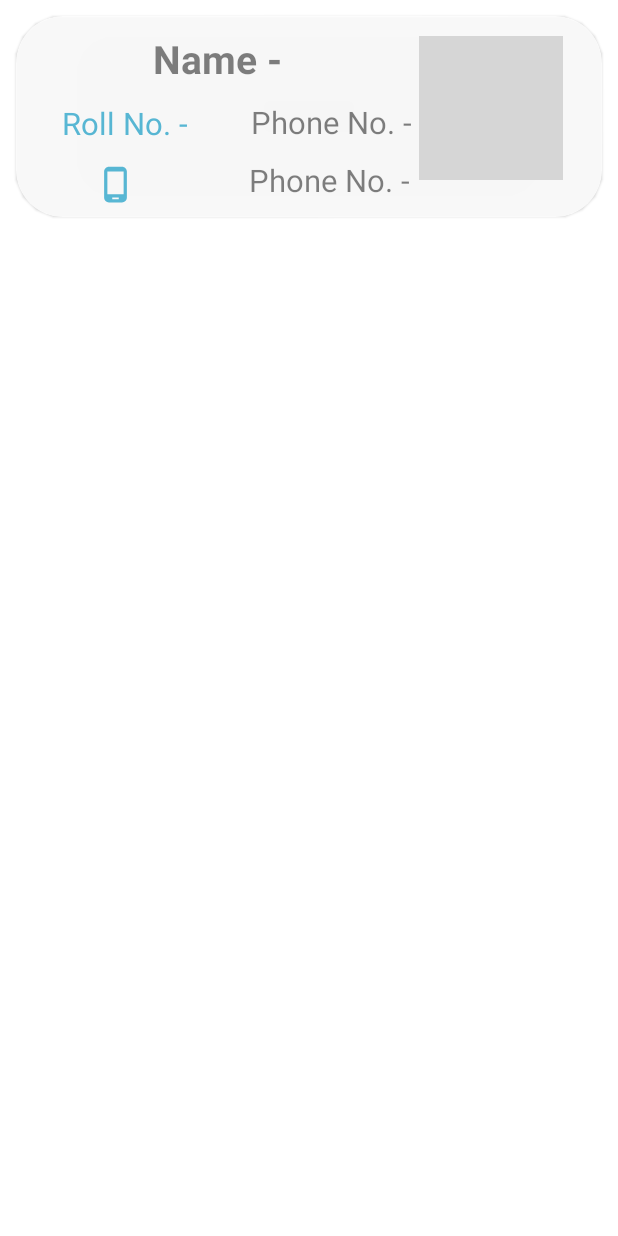
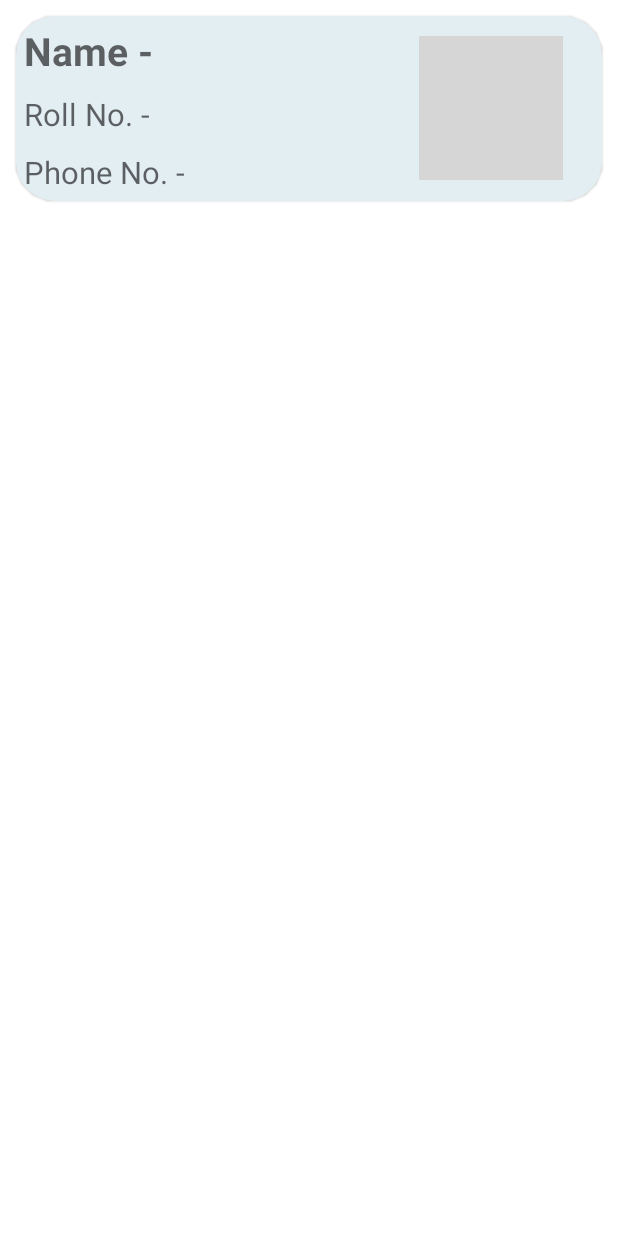
Before and after one commit to ghanghasmukul/Student_Diary, an Android app: the layout rv_item.xml on its own in the app's theme, with its tools: preview values and no code run, on a phone screen of 412 x 824 dp. Run offline under Robolectric (Android 15) with nearby library versions, the phone set to English and light mode, and no system bars; grey boxes are pictures that could not be loaded.

```diff
--- a/app/src/main/java/com/example/studentdiary/roomdatabase/StudentRepository.kt
+++ b/app/src/main/java/com/example/studentdiary/roomdatabase/StudentRepository.kt
@@ -33,6 +33,12 @@ class StudentRepository {
               studentDatabase1?.studentDao()?.delete(studentDetails)
           }
         }
+        fun update(context: Context,studentDetails: StudentDetails){
+            studentDatabase1 = intialiseDB(context)
+            CoroutineScope(IO).launch{
+            studentDatabase1!!.studentDao().update(studentDetails)
+        }
+        }
 
     }
 }
--- a/app/src/main/java/com/example/studentdiary/roomdatabase/StudentViewModel.kt
+++ b/app/src/main/java/com/example/studentdiary/roomdatabase/StudentViewModel.kt
@@ -19,4 +19,7 @@ class StudentViewModel :ViewModel() {
       StudentRepository.delete(context,studentDetails)
 
     }
+    fun update(context: Context,studentDetails: StudentDetails){
+        StudentRepository.update(context,studentDetails)
+    }
 }
--- a/app/src/main/java/com/example/studentdiary/ui/view_records/ViewRecordsViewModel.kt
+++ b/app/src/main/java/com/example/studentdiary/ui/view_records/ViewRecordsViewModel.kt
@@ -6,9 +6,6 @@ import androidx.lifecycle.ViewModel
 
 class ViewRecordsViewModel : ViewModel() {
 
-    private val getData  = MutableLiveData<String>().apply {
-
-    }
 
     private val _text = MutableLiveData<String>().apply {
         value = "This is View Records Fragment"
--- a/app/src/main/res/layout/activity_bottom_navigation.xml
+++ b/app/src/main/res/layout/activity_bottom_navigation.xml
@@ -27,6 +27,7 @@
         app:layout_constraintLeft_toLeftOf="parent"
         app:layout_constraintRight_toRightOf="parent"
         app:layout_constraintTop_toTopOf="parent"
-        app:navGraph="@navigation/mobile_navigation" />
+        app:navGraph="@navigation/mobile_navigation"
+        />
 
 </androidx.constraintlayout.widget.ConstraintLayout>
--- a/app/src/main/res/layout/fragment_view_records.xml
+++ b/app/src/main/res/layout/fragment_view_records.xml
@@ -12,7 +12,6 @@
         android:layout_height="match_parent"
         app:layout_constraintBottom_toBottomOf="parent"
         app:layout_constraintEnd_toEndOf="parent"
-        app:layout_constraintHorizontal_bias="1.0"
         app:layout_constraintStart_toStartOf="parent"
         app:layout_constraintTop_toTopOf="parent"
         tools:listitem="@layout/rv_item" />
--- a/app/src/main/res/layout/rv_item.xml
+++ b/app/src/main/res/layout/rv_item.xml
@@ -5,22 +5,25 @@
     android:layout_width="match_parent"
     android:layout_height="wrap_content"
     android:layout_margin="@dimen/_8sdp"
-    android:backgroundTint="@color/white"
-    android:alpha="0.8"
-    android:elevation="@dimen/_24ssp"
-    app:cardCornerRadius="@dimen/_24ssp">
-
+    android:backgroundTint="#E3EEF3"
+    android:elevation="@dimen/_20ssp"
+    app:cardCornerRadius="@dimen/_20ssp">
 <androidx.constraintlayout.widget.ConstraintLayout
     android:layout_width="match_parent"
     android:layout_height="match_parent">
+
+    <TableLayout
+        android:layout_width="match_parent"
+        android:layout_height="match_parent"
+        app:layout_constraintStart_toStartOf="parent"
+        app:layout_constraintTop_toTopOf="parent">
 
         <TextView
             android:id="@+id/tvName"
             android:layout_width="wrap_content"
             android:layout_height="wrap_content"
-            android:layout_margin="@dimen/_8sdp"
+            android:layout_margin="@dimen/_4sdp"
             android:hint="@string/name"
-            android:textColor="#05437c"
             android:textSize="@dimen/_20ssp"
             android:textStyle="bold"
             app:layout_constraintEnd_toStartOf="@+id/textViewOptions"
@@ -31,50 +34,21 @@
             android:id="@+id/tvRoll"
             android:layout_width="wrap_content"
             android:layout_height="wrap_content"
-            android:layout_margin="@dimen/_8sdp"
-            android:layout_marginTop="8dp"
-            android:textColor="#38aed2"
+            android:layout_margin="@dimen/_4sdp"
+            android:hint="@string/roll_no"
             android:textSize="@dimen/_16ssp"
-            android:hint="@string/phone_no"
             app:layout_constraintEnd_toEndOf="parent"
             app:layout_constraintHorizontal_bias="0.212"
             app:layout_constraintStart_toEndOf="@+id/textView"
             app:layout_constraintTop_toBottomOf="@+id/tvName" />
 
-        <TextView
-            android:id="@+id/textView"
-            android:layout_width="wrap_content"
-            android:layout_height="wrap_content"
-            android:layout_marginTop="36dp"
-            android:text="@string/roll_no"
-            android:textColor="#38aed2"
-            android:textSize="@dimen/_16ssp"
-            app:layout_constraintBottom_toTopOf="@+id/imageView"
-            app:layout_constraintEnd_toEndOf="parent"
-            app:layout_constraintHorizontal_bias="0.1"
-            app:layout_constraintStart_toStartOf="parent"
-            app:layout_constraintTop_toTopOf="parent"
-            app:layout_constraintVertical_bias="0.606" />
-
-        <ImageView
-            android:id="@+id/imageView"
-            android:layout_width="26dp"
-            android:layout_height="27dp"
-            android:layout_marginBottom="8dp"
-            android:src="@drawable/ic_outline_phone_android_24"
-            app:layout_constraintBottom_toBottomOf="parent"
-            app:layout_constraintEnd_toStartOf="@+id/tvPhone"
-            app:layout_constraintHorizontal_bias="0.414"
-            app:layout_constraintStart_toStartOf="parent"
-            android:contentDescription="TODO" />
 
         <TextView
             android:id="@+id/tvPhone"
             android:layout_width="wrap_content"
             android:layout_height="wrap_content"
-            android:layout_margin="@dimen/_8sdp"
+            android:layout_margin="@dimen/_4sdp"
             android:hint="@string/phone_no"
-            android:textColor="#38aed2"
             android:textSize="@dimen/_16ssp"
             app:layout_constraintBottom_toBottomOf="parent"
             app:layout_constraintEnd_toEndOf="parent"
@@ -83,6 +57,7 @@
             app:layout_constraintTop_toBottomOf="@+id/tvRoll"
             app:layout_constraintVertical_bias="0.2" />
 
+    </TableLayout>
     <ImageView
         android:id="@+id/textViewOptions"
         android:layout_width="wrap_content"
@@ -94,4 +69,5 @@
         app:layout_constraintTop_toTopOf="parent" />
 </androidx.constraintlayout.widget.ConstraintLayout>
 
+
 </com.google.android.material.card.MaterialCardView>
--- a/app/src/main/res/menu/options_menu.xml
+++ b/app/src/main/res/menu/options_menu.xml
@@ -3,11 +3,11 @@
 
     <item
         android:id="@+id/menuItemEdit"
-        android:title="Edit"
+        android:title="@string/edit"
         android:icon="@drawable/ic_baseline_update_24"/>
     <item
         android:id="@+id/menuItemDelete"
-        android:title="Delete"
+        android:title="@string/delete"
         android:icon="@drawable/ic_baseline_delete_outline_24"/>
 
 
--- a/app/src/main/res/values/strings.xml
+++ b/app/src/main/res/values/strings.xml
@@ -11,4 +11,6 @@
     <string name="roll_no">Roll No. -</string>
     <string name="name">Name -</string>
     <string name="submit">Submit</string>
+    <string name="delete">Delete</string>
+    <string name="edit">Edit</string>
 </resources>
```
Also changed, not shown: app/build.gradle (+8 -3 lines), app/src/main/java/com/example/studentdiary/Adapters/ViewRecordsAdapter.kt (+69 -18 lines), app/src/main/java/com/example/studentdiary/BottomNavigation.kt (+7 -3 lines), app/src/main/java/com/example/studentdiary/ui/add_records/AddRecordsFragment.kt (+19 -7 lines), app/src/main/java/com/example/studentdiary/ui/view_records/ViewRecordsFragments.kt (+9 -11 lines). Lines whose indentation alone changed are shown as unchanged.
